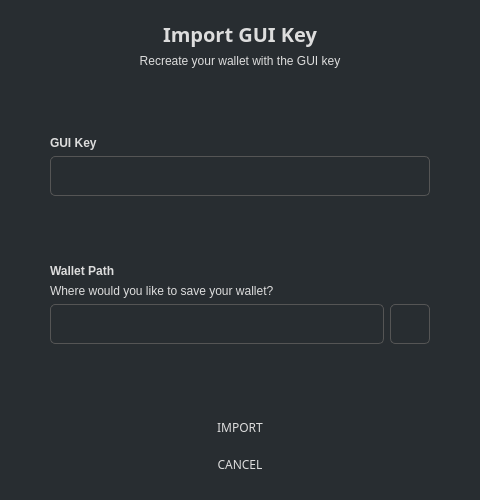
Before: the Qt Designer form src/gui/ui/importguikeydialog.ui in ConcealNetwork/conceal-desktop, drawn with Qt 5.
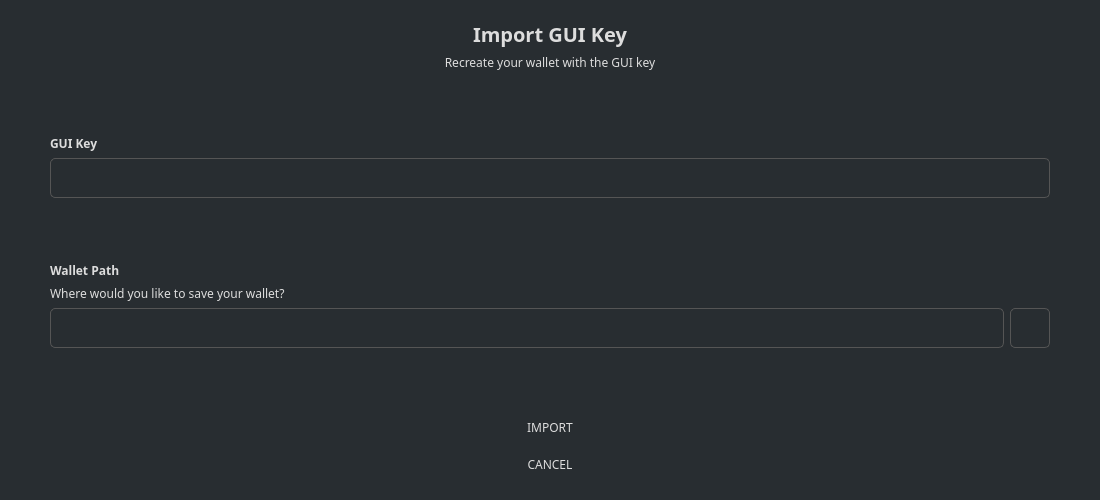
After: the same form once the commit is applied. Icons and pictures are not drawn.

Commit message: Set higher width for import dialogs

```diff
--- a/src/gui/ui/importguikeydialog.ui
+++ b/src/gui/ui/importguikeydialog.ui
@@ -6,16 +6,10 @@
    <rect>
     <x>0</x>
     <y>0</y>
-    <width>480</width>
+    <width>1100</width>
     <height>500</height>
    </rect>
   </property>
-  <property name="minimumSize">
-   <size>
-    <width>480</width>
-    <height>500</height>
-   </size>
-  </property>
   <property name="maximumSize">
    <size>
     <width>16777215</width>
@@ -105,7 +99,9 @@
       <item>
        <widget class="QLabel" name="label_4">
         <property name="font">
-         <font/>
+         <font>
+          <family>Poppins</family>
+         </font>
         </property>
         <property name="styleSheet">
          <string notr="true">color: #ddd;border-right: 0px;</string>
@@ -138,6 +134,7 @@
        <widget class="QLabel" name="label">
         <property name="font">
          <font>
+          <family>Poppins</family>
           <weight>75</weight>
           <bold>true</bold>
          </font>
@@ -186,6 +183,7 @@
        <widget class="QLabel" name="label_2">
         <property name="font">
          <font>
+          <family>Poppins</family>
           <weight>75</weight>
           <bold>true</bold>
          </font>
@@ -201,6 +199,11 @@
       </item>
       <item>
        <widget class="QLabel" name="label_6">
+        <property name="font">
+         <font>
+          <family>Poppins</family>
+         </font>
+        </property>
         <property name="text">
          <string>Where would you like to save your wallet?</string>
         </property>
```
The commit also changes 4 other files.
